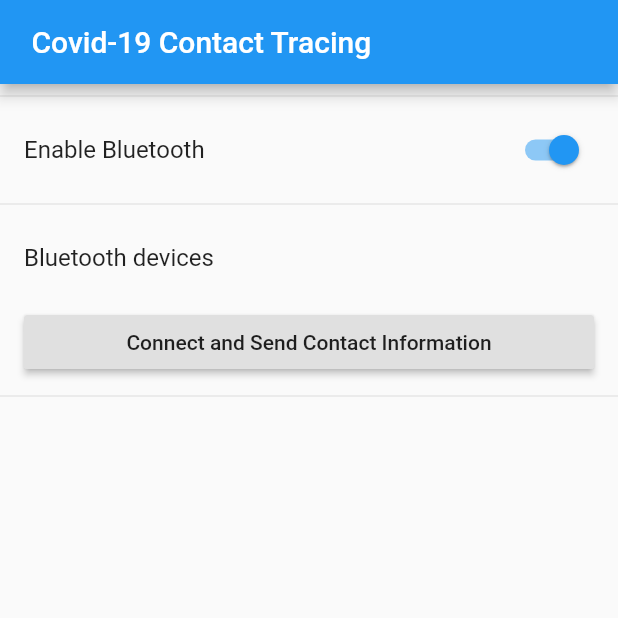
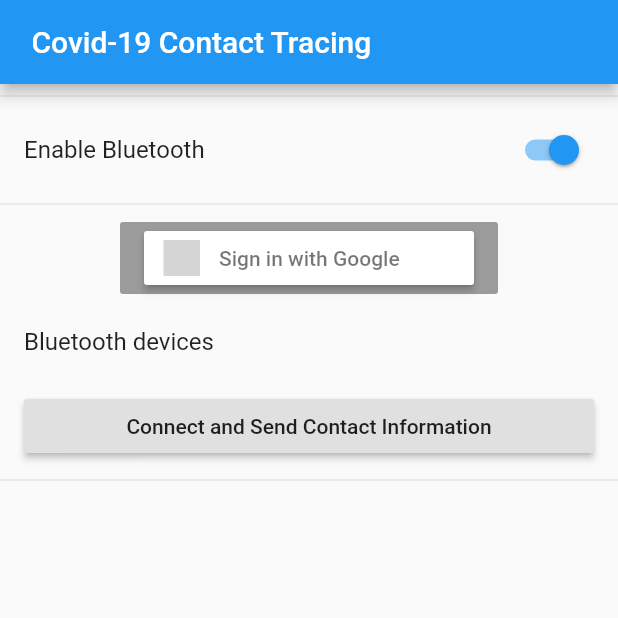
Before and after one commit to NeilByrne97/Applied-Project, a Flutter app: the screen it shows after launch, on a phone screen of 412 x 824 dp, the top half of it. Run offline on Flutter 3.47's test engine with Material 2 defaults, Android fonts, the phone set to English and light mode, and no system bars; our stand-ins replace cloud_firestore, firebase_core, flutter_bluetooth_serial, flutter_signin_button; accounts and stored records are empty; statements that could not run were skipped; grey boxes are pictures that could not be loaded.

Commit message:
Added google sign in packages and button, need to implement logic

```diff
--- a/Dissertation/TO-DO.txt
+++ b/Dissertation/TO-DO.txt
@@ -44,6 +44,8 @@ X		Google cloud credits - thanks Ian
 X Angular on mobile
 X	NativeJS planned
 X	When found problem with NFC reader
+	Developer mode
+	Android over the air upload
 Java
 	Pics of app
 	How it worked
--- a/Mobile Apps/android_bluetooth_serial_app/lib/MainPage.dart
+++ b/Mobile Apps/android_bluetooth_serial_app/lib/MainPage.dart
@@ -1,6 +1,9 @@
 import 'dart:async';
+import 'package:androidbluetoothserialapp/screens/home.dart';
 import 'package:flutter/material.dart';
 import 'package:flutter_bluetooth_serial/flutter_bluetooth_serial.dart';
+import 'package:flutter_signin_button/button_list.dart';
+import 'package:flutter_signin_button/button_view.dart';
 
 import './SelectBondedDevicePage.dart';
 import './ChatPage.dart';
@@ -108,6 +111,18 @@ class _MainPage extends State<MainPage> {
               },
             ),
             Divider(),
+          ListTile(
+            title: Column(
+              mainAxisAlignment: MainAxisAlignment.center,
+              children: [
+                RaisedButton(
+                  child: SignInButton(Buttons.Google, onPressed: () => Navigator.of(context).pushReplacement(
+                      MaterialPageRoute(builder: (context) => HomeScreen()))
+                  )),
+              ],
+            ),
+          ),
+
             ListTile(title: const Text('Bluetooth devices')),
 
             ListTile(
--- a/Mobile Apps/android_bluetooth_serial_app/pubspec.yaml
+++ b/Mobile Apps/android_bluetooth_serial_app/pubspec.yaml
@@ -29,6 +29,9 @@ dependencies:
   firebase_analytics: ^7.0.1
   firebase_auth: ^0.20.1
   cloud_firestore: ^0.16.0+1
+  google_sign_in: ^4.5.6
+  provider: ^4.3.2+3
+  flutter_signin_button: ^1.1.0
 
   # The following adds the Cupertino Icons font to your application.
   # Use with the CupertinoIcons class for iOS style icons.
```
Also changed, not shown: Mobile Apps/android_bluetooth_serial_app/lib/screens/home.dart (added, +13 -0 lines), Dissertation/images/Flutter/PubGet.png (added), Mobile Apps/android_bluetooth_serial_app/pubspec.lock, 1 other file.
